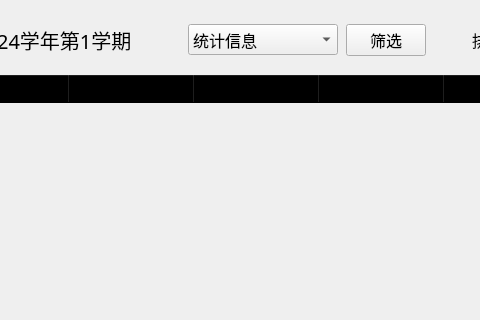
Before: the Qt Designer form gpatable.ui in yuzujr/ScoreManagementSystem, drawn with Qt 5; both pictures show x 89 to 569 and y 0 to 320 of the 800 by 550 pixel window.
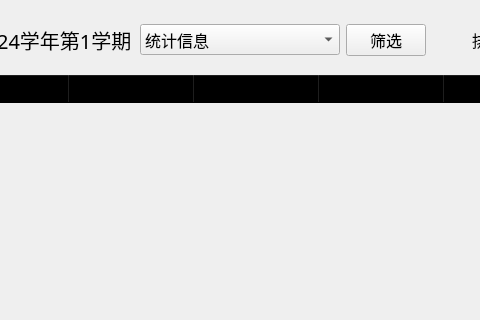
After: the same form once the commit is applied.

Patch:
```diff
--- a/gpatable.ui
+++ b/gpatable.ui
@@ -57,7 +57,7 @@
       <widget class="QComboBox" name="statistics">
        <property name="minimumSize">
         <size>
-         <width>150</width>
+         <width>200</width>
          <height>0</height>
         </size>
        </property>
```
